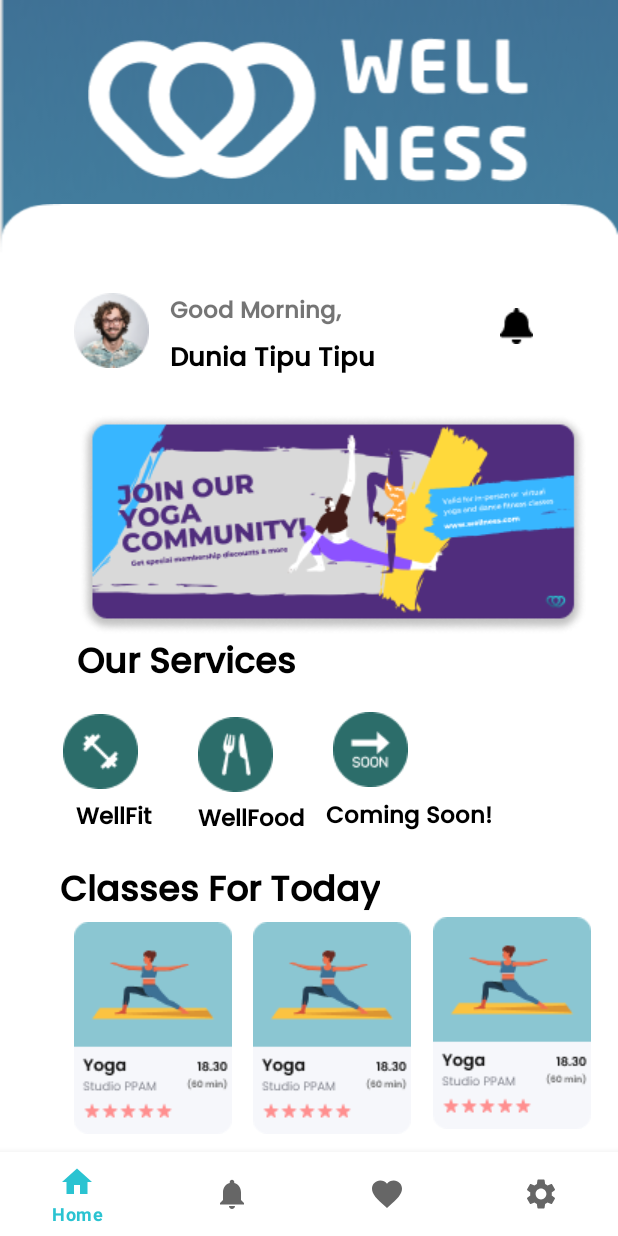
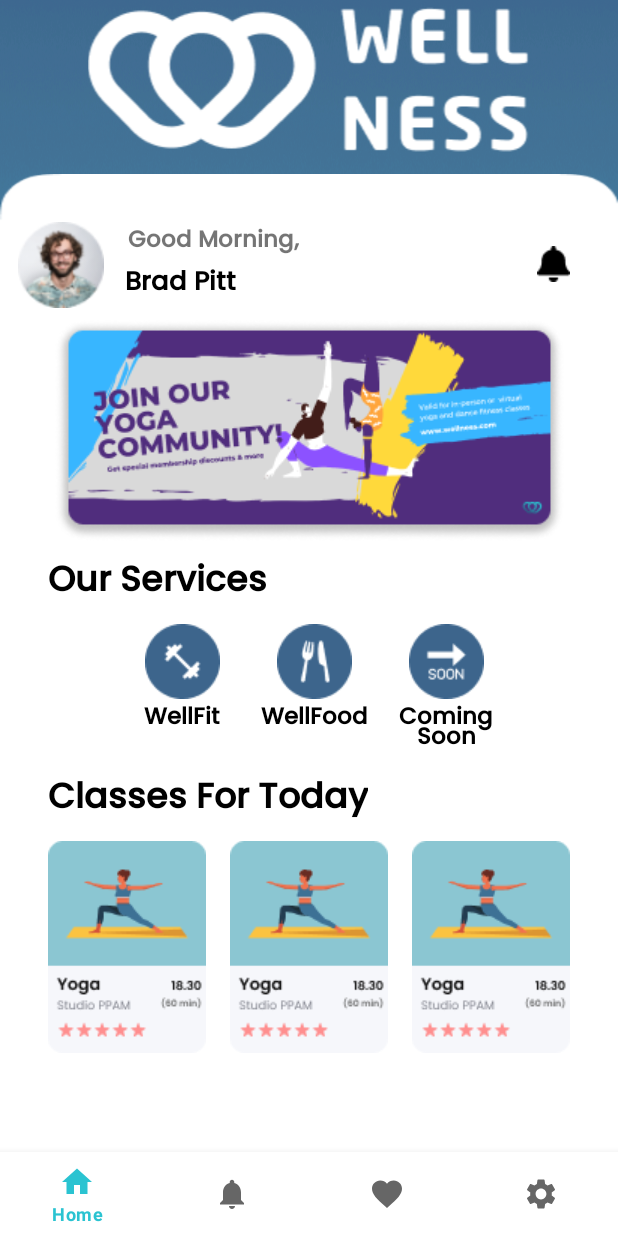
Before and after one commit to IchzanTech/Wellness, an Android app: the screen it shows after launch (Dashboard), on a phone screen of 412 x 824 dp. Run offline under Robolectric (Android 15) with nearby library versions, the phone set to English and light mode, and no system bars; our stand-ins replace navigation-ui; 4 statements that could not run were skipped.

Commit message:
fix: home dashboard

```diff
--- a/app/src/main/res/layout/fragment_home.xml
+++ b/app/src/main/res/layout/fragment_home.xml
@@ -4,7 +4,7 @@
     xmlns:app="http://schemas.android.com/apk/res-auto"
     xmlns:tools="http://schemas.android.com/tools"
     android:layout_width="match_parent"
-    android:layout_height="match_parent"
+    android:layout_height="wrap_content"
     tools:context=".ui.home.HomeFragment">
 
     <LinearLayout
@@ -14,7 +14,6 @@
         app:layout_constraintEnd_toEndOf="parent"
         app:layout_constraintStart_toStartOf="parent"
         app:layout_constraintTop_toTopOf="parent"
-        app:layout_constraintVertical_bias="0.40"
         android:layout_width="match_parent"
         android:background="@drawable/colourbase"
         android:layout_height="wrap_content">
@@ -22,221 +21,203 @@
         <ImageView
             android:layout_width="match_parent"
             android:layout_height="wrap_content"
-            android:layout_marginTop="20dp"
-            android:src="@drawable/top"
-            android:contentDescription="logotop" />
+            android:contentDescription="@string/logotop"
+            android:src="@drawable/top" />
 
         <androidx.constraintlayout.widget.ConstraintLayout
             android:layout_width="match_parent"
-            android:background="@drawable/base"
-            android:layout_height="wrap_content">
+            android:layout_height="wrap_content"
+            android:background="@drawable/base">
 
             <androidx.constraintlayout.widget.ConstraintLayout
-                android:id="@+id/constraintLayout"
+                android:id="@+id/profil_home"
                 android:layout_width="match_parent"
-
-                android:layout_height="wrap_content"
+                android:layout_height="match_parent"
                 app:layout_constraintEnd_toEndOf="parent"
                 app:layout_constraintStart_toStartOf="parent"
                 app:layout_constraintTop_toTopOf="parent">
 
                 <ImageView
                     android:id="@+id/imageView"
-                    android:layout_width="wrap_content"
-
-                    android:layout_height="wrap_content"
-                    android:layout_marginStart="49dp"
-                    android:layout_marginTop="59dp"
-                    android:layout_marginEnd="294dp"
-                    android:layout_marginBottom="60dp"
+                    android:layout_width="57dp"
+                    android:layout_height="57dp"
+                    android:layout_marginStart="12dp"
+                    android:layout_marginTop="32dp"
+                    android:contentDescription="@string/profilpict"
                     android:src="@drawable/facepict"
-                    app:layout_constraintBottom_toBottomOf="parent"
-                    app:layout_constraintEnd_toEndOf="parent"
-                    app:layout_constraintHorizontal_bias="0.0"
                     app:layout_constraintStart_toStartOf="parent"
-                    app:layout_constraintTop_toTopOf="parent"
-                    app:layout_constraintVertical_bias="0.0" />
+                    app:layout_constraintTop_toTopOf="parent" />
 
                 <TextView
                     android:id="@+id/textView"
                     android:layout_width="wrap_content"
                     android:layout_height="wrap_content"
-                    android:layout_marginStart="14dp"
-                    android:layout_marginTop="59dp"
-                    android:layout_marginEnd="95dp"
-                    android:layout_marginBottom="71dp"
+                    android:layout_marginStart="16dp"
+                    android:layout_marginTop="32dp"
                     android:fontFamily="@font/poppins_medium"
-                    android:text="Good Morning,"
-                    android:textSize="15dp"
+                    android:text="@string/good_morning"
+                    android:textSize="15sp"
                     android:textStyle="bold"
-                    app:layout_constraintBottom_toBottomOf="parent"
+                    app:layout_constraintStart_toEndOf="@+id/imageView"
+                    app:layout_constraintTop_toTopOf="parent" />
+
+                <ImageView
+                    android:layout_width="wrap_content"
+                    android:layout_height="wrap_content"
+                    android:layout_marginTop="48dp"
+                    android:layout_marginEnd="32dp"
+                    android:src="@drawable/bell"
                     app:layout_constraintEnd_toEndOf="parent"
-                    app:layout_constraintHorizontal_bias="0.0"
-                    app:layout_constraintStart_toEndOf="@+id/imageView"
                     app:layout_constraintTop_toTopOf="parent"
-                    app:layout_constraintVertical_bias="0.0" />
+                    android:contentDescription="@string/title_notifications" />
 
                 <TextView
                     android:id="@+id/textView2"
                     android:layout_width="wrap_content"
-
                     android:layout_height="wrap_content"
                     android:layout_marginStart="14dp"
-                    android:layout_marginTop="3dp"
-                    android:layout_marginEnd="122dp"
-                    android:layout_marginBottom="53dp"
                     android:fontFamily="@font/poppins_medium"
-                    android:text="Dunia Tipu Tipu"
+                    android:text="@string/user_name"
                     android:textColor="#000000"
-                    android:textSize="17dp"
+                    android:textSize="17sp"
                     android:textStyle="bold"
-                    app:layout_constraintBottom_toBottomOf="parent"
-                    app:layout_constraintEnd_toEndOf="parent"
-                    app:layout_constraintHorizontal_bias="0.0"
                     app:layout_constraintStart_toEndOf="@+id/imageView"
-                    app:layout_constraintTop_toBottomOf="@+id/textView"
-                    app:layout_constraintVertical_bias="0.0" />
+                    app:layout_constraintTop_toBottomOf="@+id/textView" />
+
+            </androidx.constraintlayout.widget.ConstraintLayout>
 
             <ImageView
+                android:id="@+id/banner"
                 android:layout_width="wrap_content"
                 android:layout_height="wrap_content"
-
-                    android:layout_marginStart="83dp"
-                    android:layout_marginTop="69dp"
-                    android:layout_marginEnd="40dp"
-                    android:layout_marginBottom="76dp"
-                    android:src="@drawable/bell"
-                    app:layout_constraintBottom_toBottomOf="parent"
+                android:layout_marginTop="8dp"
+                android:contentDescription="@string/banner"
+                android:src="@drawable/banner"
                 app:layout_constraintEnd_toEndOf="parent"
-                    app:layout_constraintHorizontal_bias="0.0"
-                    app:layout_constraintStart_toEndOf="@+id/textView2"
-                    app:layout_constraintTop_toTopOf="parent"
-                    app:layout_constraintVertical_bias="0.0" />
-
-                <ImageView
-                    android:id="@+id/imageView2"
-                    android:layout_width="wrap_content"
-                    android:layout_height="wrap_content"
-                    android:layout_marginStart="34dp"
-                    android:layout_marginTop="21dp"
-                    android:layout_marginEnd="3dp"
-                    android:contentDescription="banner"
-                    android:src="@drawable/banner"
-                    app:layout_constraintBottom_toBottomOf="parent"
-                    app:layout_constraintEnd_toEndOf="parent"
-                    app:layout_constraintHorizontal_bias="1.0"
                 app:layout_constraintStart_toStartOf="parent"
-                    app:layout_constraintTop_toBottomOf="@+id/textView2"
-                    app:layout_constraintVertical_bias="0.0" />
+                app:layout_constraintTop_toBottomOf="@id/profil_home" />
 
             <TextView
                 android:id="@+id/textView3"
                 android:layout_width="wrap_content"
                 android:layout_height="wrap_content"
-                    android:layout_marginStart="42dp"
-                    android:layout_marginEnd="206dp"
+                android:layout_marginStart="32dp"
+                android:layout_marginTop="8dp"
                 android:fontFamily="@font/poppins_medium"
-                    android:text="Our Services"
+                android:text="@string/our_services"
                 android:textColor="#000000"
-                    android:textSize="23dp"
+                android:textSize="23sp"
+                android:textStyle="bold"
+                app:layout_constraintStart_toStartOf="parent"
+                app:layout_constraintTop_toBottomOf="@+id/banner" />
+
+            <androidx.constraintlayout.widget.ConstraintLayout
+                android:id="@+id/ourservices"
+                android:layout_width="wrap_content"
+
+                android:layout_height="wrap_content"
+                android:layout_marginTop="8dp"
+                app:layout_constraintEnd_toEndOf="parent"
+                app:layout_constraintHorizontal_bias="0.52"
+                app:layout_constraintStart_toStartOf="parent"
+                app:layout_constraintTop_toBottomOf="@id/textView3">
+
+                <androidx.constraintlayout.widget.ConstraintLayout
+                    android:id="@+id/wellfit"
+                    android:layout_width="80sp"
+                    android:layout_height="wrap_content"
+                    app:layout_constraintStart_toStartOf="parent"
+                    app:layout_constraintTop_toTopOf="parent">
+
+                    <ImageView
+                        android:id="@+id/wellfit_image"
+                        android:layout_width="wrap_content"
+                        android:layout_height="wrap_content"
+                        android:contentDescription="@string/wellfit"
+                        android:src="@drawable/wellfit"
+                        app:layout_constraintEnd_toEndOf="parent"
+                        app:layout_constraintStart_toStartOf="parent"
+                        app:layout_constraintTop_toTopOf="parent" />
+
+                    <TextView
+                        android:id="@+id/wellfit_text"
+                        android:layout_width="wrap_content"
+                        android:layout_height="wrap_content"
+                        android:fontFamily="@font/poppins_medium"
+                        android:text="@string/wellfit"
+                        android:textColor="#000000"
+                        android:textSize="15sp"
                         android:textStyle="bold"
                         app:layout_constraintEnd_toEndOf="parent"
                         app:layout_constraintStart_toStartOf="parent"
-                    app:layout_constraintTop_toBottomOf="@+id/imageView2" />
+                        app:layout_constraintTop_toBottomOf="@+id/wellfit_image" />
+                </androidx.constraintlayout.widget.ConstraintLayout>
+
+                <androidx.constraintlayout.widget.ConstraintLayout
+                    android:id="@+id/wellfood"
+                    android:layout_width="80sp"
+                    android:layout_height="wrap_content"
+                    android:layout_marginStart="8dp"
+                    app:layout_constraintStart_toEndOf="@+id/wellfit"
+                    app:layout_constraintTop_toTopOf="parent">
 
                     <ImageView
-                    android:id="@+id/imageView3"
+                        android:id="@+id/wellfood_image"
                         android:layout_width="wrap_content"
                         android:layout_height="wrap_content"
-                    android:layout_marginStart="42dp"
-                    android:layout_marginTop="9dp"
-                    android:layout_marginEnd="301dp"
-                    android:src="@drawable/wellfit"
-                    app:layout_constraintBottom_toBottomOf="parent"
+                        android:contentDescription="@string/wellfood"
+                        android:src="@drawable/wellfood"
                         app:layout_constraintEnd_toEndOf="parent"
-                    app:layout_constraintHorizontal_bias="0.0"
                         app:layout_constraintStart_toStartOf="parent"
-                    app:layout_constraintTop_toBottomOf="@+id/textView3"
-                    app:layout_constraintVertical_bias="0.1" />
+                        app:layout_constraintTop_toTopOf="parent" />
 
                     <TextView
-                    android:id="@+id/textView4"
+                        android:id="@+id/wellfood_text"
                         android:layout_width="wrap_content"
                         android:layout_height="wrap_content"
-                    android:layout_marginStart="42dp"
-                    android:layout_marginTop="6dp"
-                    android:layout_marginEnd="302dp"
                         android:fontFamily="@font/poppins_medium"
-                    android:text="WellFit"
+                        android:text="@string/wellfood"
                         android:textColor="#000000"
-                    android:textSize="15dp"
+                        android:textSize="15sp"
                         android:textStyle="bold"
-                    app:layout_constraintBottom_toBottomOf="parent"
                         app:layout_constraintEnd_toEndOf="parent"
                         app:layout_constraintStart_toStartOf="parent"
-                    app:layout_constraintTop_toBottomOf="@+id/imageView3" />
+                        app:layout_constraintTop_toBottomOf="@+id/wellfood_image" />
+                </androidx.constraintlayout.widget.ConstraintLayout>
+
+                <androidx.constraintlayout.widget.ConstraintLayout
+                    android:id="@+id/comingsoon"
+                    android:layout_width="80sp"
+                    android:layout_height="wrap_content"
+                    android:layout_marginStart="8dp"
+                    app:layout_constraintStart_toEndOf="@+id/wellfood"
+                    app:layout_constraintTop_toTopOf="parent">
 
                     <ImageView
-                    android:id="@+id/imageView4"
+                        android:id="@+id/comingsoon_image"
                         android:layout_width="wrap_content"
                         android:layout_height="wrap_content"
-                    android:layout_marginStart="30dp"
-                    android:layout_marginTop="13dp"
-                    android:layout_marginEnd="220dp"
-                    android:layout_marginBottom="30dp"
-                    android:src="@drawable/wellfood"
-                    app:layout_constraintBottom_toBottomOf="parent"
+                        android:contentDescription="@string/coming_soon"
+                        android:src="@drawable/comingsoon"
                         app:layout_constraintEnd_toEndOf="parent"
-                    app:layout_constraintStart_toEndOf="@+id/imageView3"
-                    app:layout_constraintTop_toBottomOf="@+id/textView3" />
+                        app:layout_constraintStart_toStartOf="parent"
+                        app:layout_constraintTop_toTopOf="parent" />
 
                     <TextView
-                    android:id="@+id/textView6"
+                        android:id="@+id/comingsoon_text"
                         android:layout_width="wrap_content"
                         android:layout_height="wrap_content"
-                    android:layout_marginStart="27dp"
-                    android:layout_marginTop="6dp"
-                    android:layout_marginEnd="206dp"
                         android:fontFamily="@font/poppins_medium"
-                    android:text="WellFood"
+                        android:lineSpacingExtra="-8sp"
+                        android:text="@string/coming_soon"
+                        android:textAlignment="center"
                         android:textColor="#000000"
-                    android:textSize="15dp"
+                        android:textSize="15sp"
                         android:textStyle="bold"
-                    app:layout_constraintBottom_toBottomOf="parent"
                         app:layout_constraintEnd_toEndOf="parent"
-                    app:layout_constraintStart_toEndOf="@+id/textView4"
-                    app:layout_constraintTop_toBottomOf="@+id/imageView4" />
-
-                <ImageView
-                    android:id="@+id/imageView5"
-                    android:layout_width="wrap_content"
-                    android:layout_height="wrap_content"
-                    android:layout_marginStart="35dp"
-                    android:layout_marginTop="49dp"
-                    android:layout_marginEnd="135dp"
-                    android:layout_marginBottom="6dp"
-                    android:src="@drawable/comingsoon"
-                    app:layout_constraintBottom_toTopOf="@+id/textView5"
-                    app:layout_constraintEnd_toEndOf="parent"
-                    app:layout_constraintStart_toEndOf="@+id/imageView4"
-                    app:layout_constraintTop_toBottomOf="@+id/imageView2" />
-
-                <TextView
-                    android:id="@+id/textView5"
-                    android:layout_width="wrap_content"
-                    android:layout_height="wrap_content"
-                    android:layout_marginStart="14dp"
-                    android:layout_marginEnd="83dp"
-                    android:fontFamily="@font/poppins_medium"
-                    android:text="Coming Soon!"
-                    android:textColor="#000000"
-                    android:textSize="15dp"
-                    android:textStyle="bold"
-                    app:layout_constraintBottom_toBottomOf="parent"
-                    app:layout_constraintEnd_toEndOf="parent"
-                    app:layout_constraintHorizontal_bias="0.0"
-                    app:layout_constraintStart_toEndOf="@+id/textView6"
-                    app:layout_constraintTop_toBottomOf="@+id/imageView5" />
+                        app:layout_constraintStart_toStartOf="parent"
+                        app:layout_constraintTop_toBottomOf="@+id/comingsoon_image" />
+                </androidx.constraintlayout.widget.ConstraintLayout>
 
             </androidx.constraintlayout.widget.ConstraintLayout>
 
@@ -244,59 +225,55 @@
                 android:id="@+id/textView7"
                 android:layout_width="wrap_content"
                 android:layout_height="wrap_content"
-                android:layout_marginStart="40dp"
-                android:layout_marginTop="12dp"
-                android:layout_marginEnd="141dp"
+                android:layout_marginStart="32dp"
+                android:layout_marginTop="8dp"
                 android:fontFamily="@font/poppins_medium"
-                android:text="Classes For Today"
+                android:text="@string/classes_for_today"
                 android:textColor="#000000"
-                android:textSize="23dp"
+                android:textSize="23sp"
                 android:textStyle="bold"
-                app:layout_constraintBottom_toBottomOf="parent"
+                app:layout_constraintStart_toStartOf="parent"
+                app:layout_constraintTop_toBottomOf="@+id/ourservices" />
+
+            <androidx.constraintlayout.widget.ConstraintLayout
+                android:id="@+id/classes"
+                android:layout_width="wrap_content"
+                android:layout_height="wrap_content"
+                android:layout_marginTop="8dp"
                 app:layout_constraintEnd_toEndOf="parent"
-                app:layout_constraintHorizontal_bias="0.0"
                 app:layout_constraintStart_toStartOf="parent"
-                app:layout_constraintTop_toBottomOf="@+id/constraintLayout"
-                app:layout_constraintVertical_bias="0.024" />
+                app:layout_constraintTop_toBottomOf="@id/textView7">
 
                 <ImageView
-                android:id="@+id/imageView7"
+                    android:id="@+id/imageView2"
                     android:layout_width="wrap_content"
-
                     android:layout_height="wrap_content"
-                android:layout_marginStart="40dp"
-                android:layout_marginEnd="248dp"
-                android:src="@drawable/classyoga3"
-                app:layout_constraintBottom_toBottomOf="parent"
-                app:layout_constraintEnd_toEndOf="parent"
+                    android:contentDescription="@string/yoga_class"
+                    android:src="@drawable/classyoga"
                     app:layout_constraintStart_toStartOf="parent"
-                app:layout_constraintTop_toBottomOf="@+id/textView7" />
+                    app:layout_constraintTop_toTopOf="parent" />
 
                 <ImageView
-                android:id="@+id/imageView8"
+                    android:id="@+id/imageView3"
                     android:layout_width="wrap_content"
                     android:layout_height="wrap_content"
-                android:layout_marginStart="12dp"
-                android:layout_marginEnd="10dp"
-                android:src="@drawable/classyoga"
-                app:layout_constraintEnd_toStartOf="@+id/imageView6"
-                app:layout_constraintStart_toEndOf="@+id/imageView7"
-                app:layout_constraintTop_toBottomOf="@+id/textView7" />
+                    android:layout_marginStart="16dp"
+                    android:contentDescription="@string/yoga_class"
+                    android:src="@drawable/classyoga2"
+                    app:layout_constraintStart_toEndOf="@id/imageView2"
+                    app:layout_constraintTop_toTopOf="parent" />
 
                 <ImageView
-                android:id="@+id/imageView6"
+                    android:id="@+id/imageView4"
                     android:layout_width="wrap_content"
+                    android:layout_height="wrap_content"
+                    android:layout_marginStart="16dp"
+                    android:contentDescription="@string/yoga_class"
+                    android:src="@drawable/classyoga3"
+                    app:layout_constraintStart_toEndOf="@id/imageView3"
+                    app:layout_constraintTop_toTopOf="parent" />
 
-                android:layout_height="wrap_content"
-                android:layout_marginStart="2dp"
-                android:layout_marginTop="51dp"
-                android:layout_marginEnd="16dp"
-                android:src="@drawable/classyoga2"
-                app:layout_constraintBottom_toBottomOf="parent"
-                app:layout_constraintEnd_toEndOf="parent"
-                app:layout_constraintStart_toEndOf="@+id/imageView8"
-                app:layout_constraintTop_toBottomOf="@+id/constraintLayout"
-                app:layout_constraintVertical_bias="0.0" />
+            </androidx.constraintlayout.widget.ConstraintLayout>
 
         </androidx.constraintlayout.widget.ConstraintLayout>
 
--- a/app/src/main/res/values/strings.xml
+++ b/app/src/main/res/values/strings.xml
@@ -37,5 +37,19 @@
     <string name="title_settings">Settings</string>
 
     <string name="change_language_settings">Change Language Settings</string>
+
+    <!--Dashboard-->
+    <string name="logotop" translatable="false">logotop</string>
+    <string name="profilpict" translatable="false">profilpict</string>
+    <string name="wellfit" translatable="false">WellFit</string>
+    <string name="wellfood" translatable="false">WellFood</string>
+    <string name="user_name" translatable="false">Brad Pitt</string>
+    <string name="banner" translatable="false">banner</string>
+    <string name="good_morning">Good Morning,</string>
+    <string name="our_services">Our Services</string>
+    <string name="coming_soon">Coming Soon</string>
+    <string name="classes_for_today">Classes For Today</string>
+    <string name="yoga_class">Yoga Class</string>
+
     <!-- TODO: Remove or change this placeholder text -->
 </resources>
--- a/build.gradle
+++ b/build.gradle
@@ -6,7 +6,7 @@ buildscript {
         jcenter()
     }
     dependencies {
-        classpath "com.android.tools.build:gradle:4.1.1"
+        classpath 'com.android.tools.build:gradle:4.2.1'
         classpath "org.jetbrains.kotlin:kotlin-gradle-plugin:$kotlin_version"
 
         // NOTE: Do not place your application dependencies here; they belong
```
Also changed, not shown: app/src/main/res/drawable/banner.png, app/src/main/res/drawable/colourbase.png, app/src/main/res/drawable/comingsoon.png, app/src/main/res/drawable/wellfit.png, app/src/main/res/drawable/wellfood.png, gradle/wrapper/gradle-wrapper.properties, 1 other file. Lines whose indentation alone changed are shown as unchanged.
